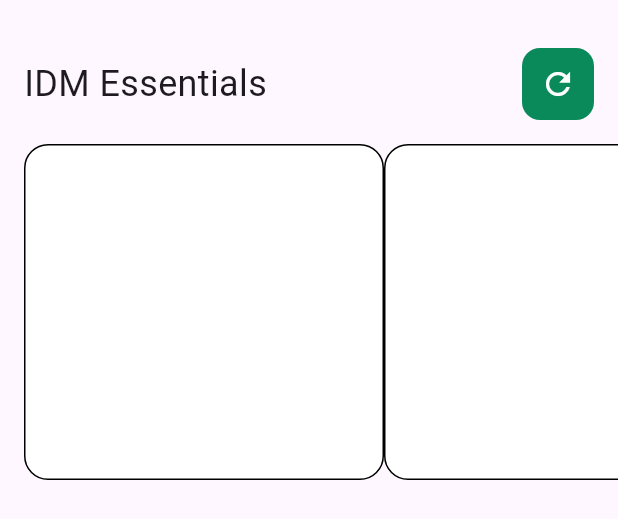
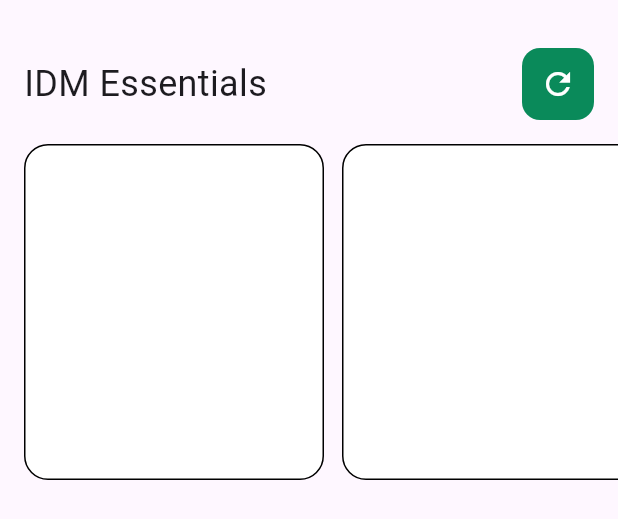
Before and after one commit to JAICHANGPARK/flutter_notebook_chapter_43, a Flutter app: the MusicPlayerIdmPage widget shown alone on an empty page, opened directly, on a phone screen of 412 x 824 dp. Shown: the top 519 px of the screen. Run offline on Flutter 3.47's test engine with Material 3 defaults, Android fonts, the phone set to English and light mode, and no system bars; our stand-ins replace gap, hugeicons.

Commit message:
Update music_player_idm_page.dart

```diff
--- a/lib/ep2157_music_player_app/ui/home/widgets/music_player_idm_page.dart
+++ b/lib/ep2157_music_player_app/ui/home/widgets/music_player_idm_page.dart
@@ -55,7 +55,8 @@ class MusicPlayerIdmPage extends StatelessWidget {
                 itemCount: 10,
                 itemBuilder: (context, index) {
                   return Container(
-                    width: 240,
+                    width: 200,
+                    margin: EdgeInsets.only(right: 12),
                     decoration: BoxDecoration(
                       color: Colors.white,
                       border: Border.all(
```
